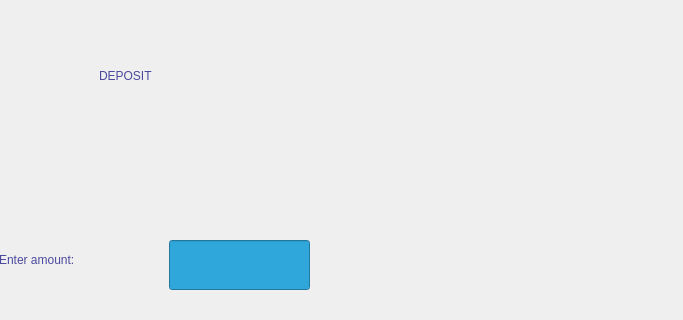
Qt form view/deposit.ui (rawsashimi1604/1009_BankingSystem) before a commit; both pictures show x 271 to 954 and y 0 to 320 of the 954 by 507 pixel window.
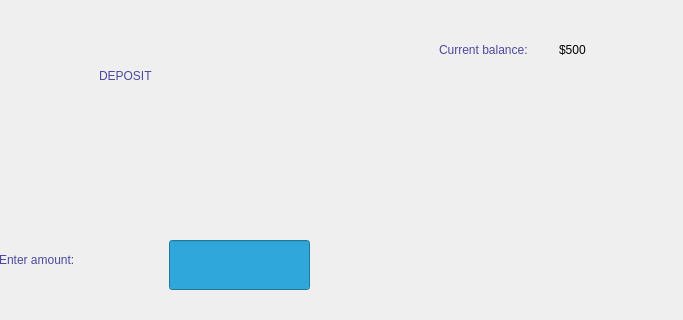
The same form after that commit.

Commit message: added current balance ui

The edit to the form file:
```diff
--- a/view/deposit.ui
+++ b/view/deposit.ui
@@ -31,7 +31,7 @@
       <rect>
        <x>360</x>
        <y>10</y>
-       <width>461</width>
+       <width>241</width>
        <height>111</height>
       </rect>
      </property>
@@ -129,6 +129,36 @@
       <string notr="true">background-color: rgb(47, 167, 218);</string>
      </property>
     </widget>
+    <widget class="QLabel" name="label_2">
+     <property name="geometry">
+      <rect>
+       <x>700</x>
+       <y>30</y>
+       <width>121</width>
+       <height>20</height>
+      </rect>
+     </property>
+     <property name="styleSheet">
+      <string notr="true">color: rgb(75, 73, 157);
+font: 700 9pt &quot;Segoe UI&quot;;</string>
+     </property>
+     <property name="text">
+      <string>Current balance:</string>
+     </property>
+    </widget>
+    <widget class="QLabel" name="label_4">
+     <property name="geometry">
+      <rect>
+       <x>820</x>
+       <y>30</y>
+       <width>63</width>
+       <height>20</height>
+      </rect>
+     </property>
+     <property name="text">
+      <string>$500</string>
+     </property>
+    </widget>
    </widget>
   </widget>
  </widget>
```
The commit also changes 5 other files.
